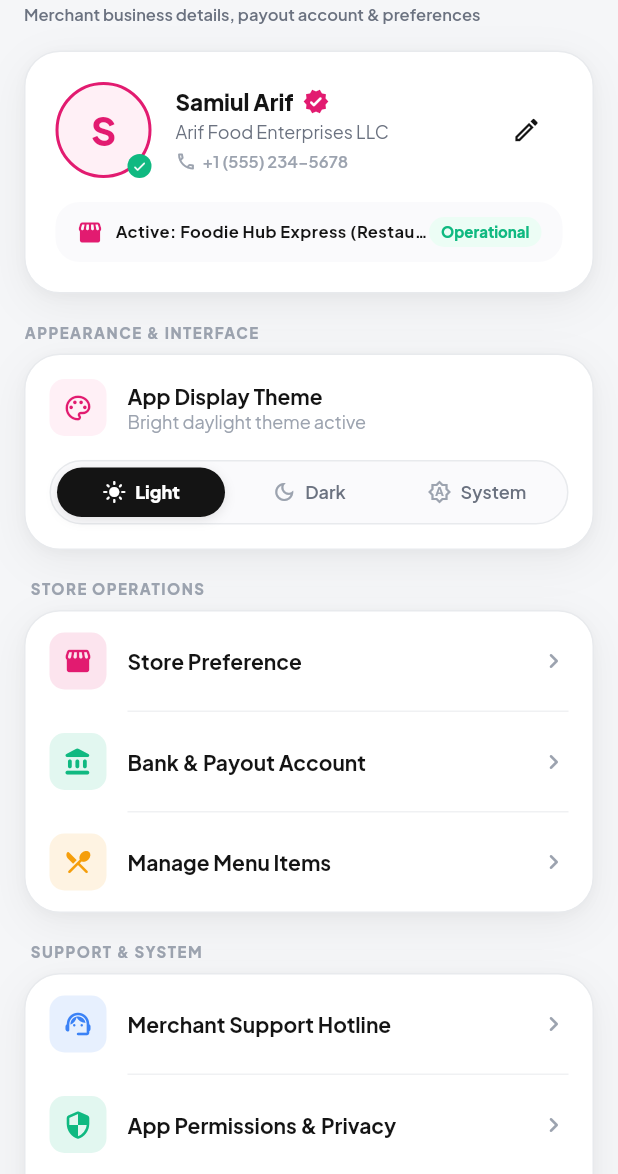
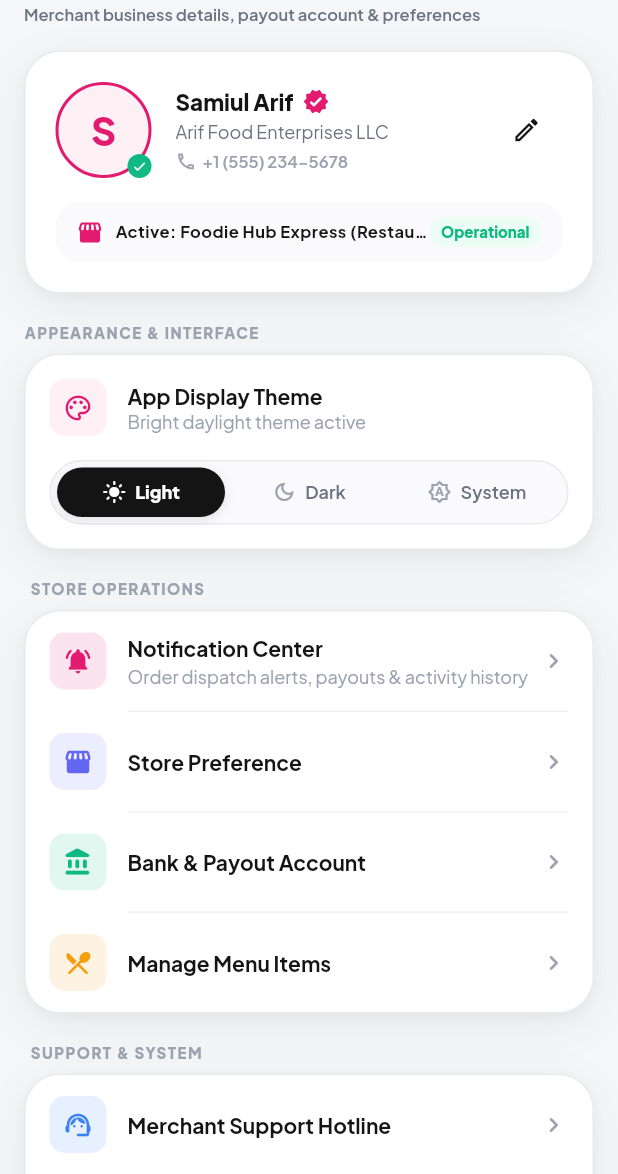
Before and after one commit to samiul-arif/VendorA, a Flutter app: the ProfileScreen screen opened by its route, after a tap on "Light", on a phone screen of 412 x 824 dp, the part 62-1236 px from its top. Run offline on Flutter 3.47's test engine with Material 3 defaults, Android fonts, the light colour scheme and no system bars; our stand-ins replace google_fonts, shared_preferences; accounts and stored records are empty; network calls fail.

Commit message:
feat: refine product card layout, add notification links, and synchronize shop open/close state

```diff
--- a/lib/features/dashboard/presentation/widgets/store_status_header.dart
+++ b/lib/features/dashboard/presentation/widgets/store_status_header.dart
@@ -9,7 +9,9 @@ import '../../../../features/notifications/presentation/controllers/notification
 import '../../../../features/notifications/domain/models/notification_type.dart';
 import '../../../../shared/components/app_toast.dart';
 
-// Top Store Header with Open/Closed Status Toggle & Shop Switcher (Screenshot 4 Matching)
+import '../../../../core/routing/app_routes.dart';
+
+// Top Store Header with Open/Closed Status Toggle, Notification Bell & Shop Switcher
 class StoreStatusHeader extends StatelessWidget {
   final VoidCallback onSwitchShopRequested;
 
@@ -25,9 +27,11 @@ class StoreStatusHeader extends StatelessWidget {
 
     final authController = context.watch<AuthController>();
     final shopController = context.watch<ShopController>();
+    final notifController = context.watch<NotificationController>();
 
     final shop = shopController.currentShop ?? authController.activeShop;
     final isStoreOpen = shop?.isOpen ?? true;
+    final unreadCount = notifController.unreadCount;
 
     // Display clean name without brackets if present for header
     final rawName = shop?.name ?? 'Foodie Hub Express';
@@ -76,15 +80,76 @@ class StoreStatusHeader extends StatelessWidget {
           ),
         ),
 
-        // Store Open/Close Toggle Pill Matching Screenshot 4 (Green #ECFDF5 with #10B981 dot)
+        // Right Actions: Notification Bell + Store Open/Close Toggle Pill
+        Row(
+          mainAxisSize: MainAxisSize.min,
+          children: [
+            // Notification Bell Icon Button (Left of Open/Close)
+            GestureDetector(
+              onTap: () {
+                Navigator.of(context).pushNamed(AppRoutes.notifications);
+              },
+              child: Container(
+                width: 38,
+                height: 38,
+                decoration: BoxDecoration(
+                  color: isDark ? const Color(0xFF1E242C) : Colors.white,
+                  borderRadius: AppRadius.full,
+                  border: Border.all(
+                    color: isDark ? AppColors.darkBorder : const Color(0xFFE5E7EB),
+                    width: 1.0,
+                  ),
+                  boxShadow: [
+                    BoxShadow(
+                      color: Colors.black.withValues(alpha: isDark ? 0.2 : 0.04),
+                      blurRadius: 6,
+                      offset: const Offset(0, 2),
+                    ),
+                  ],
+                ),
+                child: Stack(
+                  alignment: Alignment.center,
+                  children: [
+                    Icon(
+                      unreadCount > 0 ? Icons.notifications_active_rounded : Icons.notifications_none_rounded,
+                      size: 19,
+                      color: unreadCount > 0
+                          ? AppColors.primary
+                          : (isDark ? AppColors.textSecondaryDark : const Color(0xFF4B5563)),
+                    ),
+                    if (unreadCount > 0)
+                      Positioned(
+                        top: 7,
+                        right: 7,
+                        child: Container(
+                          width: 8,
+                          height: 8,
+                          decoration: BoxDecoration(
+                            color: AppColors.primary,
+                            shape: BoxShape.circle,
+                            border: Border.all(
+                              color: isDark ? const Color(0xFF1E242C) : Colors.white,
+                              width: 1.5,
+                            ),
+                          ),
+                        ),
+                      ),
+                  ],
+                ),
+              ),
+            ),
+
+            const SizedBox(width: 8),
+
+            // Store Open/Close Toggle Pill
             GestureDetector(
               onTap: () {
                 final nextStatus = !isStoreOpen;
-            shopController.toggleStoreStatus(nextStatus);
-            final notifController = context.read<NotificationController>();
+                shopController.toggleStoreStatus(nextStatus, authController: authController);
+                final notif = context.read<NotificationController>();
 
                 if (nextStatus) {
-              notifController.dispatchNotification(
+                  notif.dispatchNotification(
                     context,
                     title: 'Shop Opened',
                     message: 'Your kitchen is now accepting incoming orders.',
@@ -92,7 +157,7 @@ class StoreStatusHeader extends StatelessWidget {
                     toastVariant: AppToastVariant.success,
                   );
                 } else {
-              notifController.dispatchNotification(
+                  notif.dispatchNotification(
                     context,
                     title: 'Shop Closed / Paused',
                     message: 'Store marked offline. Incoming orders are paused.',
@@ -103,7 +168,7 @@ class StoreStatusHeader extends StatelessWidget {
               },
               child: AnimatedContainer(
                 duration: const Duration(milliseconds: 200),
-            padding: const EdgeInsets.symmetric(horizontal: 14, vertical: 7),
+                padding: const EdgeInsets.symmetric(horizontal: 13, vertical: 8),
                 decoration: BoxDecoration(
                   color: isStoreOpen
                       ? (isDark ? const Color(0xFF0F3A2E) : const Color(0xFFECFDF5))
@@ -125,7 +190,7 @@ class StoreStatusHeader extends StatelessWidget {
                         shape: BoxShape.circle,
                       ),
                     ),
-                const SizedBox(width: 6),
+                    const SizedBox(width: 5),
                     Text(
                       isStoreOpen ? 'Open' : 'Closed',
                       style: TextStyle(
@@ -139,6 +204,8 @@ class StoreStatusHeader extends StatelessWidget {
               ),
             ),
           ],
+        ),
+      ],
     );
   }
 }
--- a/lib/features/products/presentation/views/product_list_screen.dart
+++ b/lib/features/products/presentation/views/product_list_screen.dart
@@ -189,7 +189,7 @@ class _ProductListScreenState extends State<ProductListScreen> {
                               crossAxisCount: 2,
                               crossAxisSpacing: 10,
                               mainAxisSpacing: 10,
-                              childAspectRatio: 0.88,
+                              childAspectRatio: 0.80,
                             ),
                             itemBuilder: (context, index) {
                               final product = filteredProducts[index];
--- a/lib/features/products/presentation/widgets/product_card.dart
+++ b/lib/features/products/presentation/widgets/product_card.dart
@@ -5,7 +5,7 @@ import '../../../../core/utils/formatters.dart';
 import '../../../../shared/components/app_card.dart';
 import '../../domain/models/product_model.dart';
 
-// Product Card (Compact High Information Density Grid Item)
+// Product Card (Refined High-Density Grid Item matching arif.html visual rhythm)
 class ProductCard extends StatelessWidget {
   final ProductModel product;
   final ValueChanged<bool> onToggleAvailability;
@@ -35,12 +35,12 @@ class ProductCard extends StatelessWidget {
         crossAxisAlignment: CrossAxisAlignment.start,
         mainAxisSize: MainAxisSize.min,
         children: [
-          // Product Image with Badges & Edit Button
+          // Product Image with Badges & Edit Button (Taller 98px area)
           ClipRRect(
             borderRadius: BorderRadius.circular(12),
             child: Container(
               width: double.infinity,
-              height: 88,
+              height: 98,
               color: isDark ? const Color(0xFF232A34) : const Color(0xFFF3F4F6),
               child: Stack(
                 fit: StackFit.expand,
@@ -132,9 +132,9 @@ class ProductCard extends StatelessWidget {
             ),
           ),
 
-          const SizedBox(height: 5),
+          const SizedBox(height: 6),
 
-          // Title
+          // Title & Description
           GestureDetector(
             onTap: onEditTapped,
             child: Column(
@@ -151,7 +151,7 @@ class ProductCard extends StatelessWidget {
                   maxLines: 1,
                   overflow: TextOverflow.ellipsis,
                 ),
-                const SizedBox(height: 1),
+                const SizedBox(height: 2),
                 Text(
                   product.description.isNotEmpty ? product.description : 'Fresh kitchen specialty',
                   style: TextStyle(
@@ -165,17 +165,19 @@ class ProductCard extends StatelessWidget {
             ),
           ),
 
+          // Spacing before divider to improve description breathing room
+          const SizedBox(height: 6),
+
           // Subtle Horizontal Separator
-          Padding(
-            padding: const EdgeInsets.symmetric(vertical: 4.0),
-            child: Divider(
-              height: 1,
-              thickness: 0.8,
-              color: isDark ? AppColors.darkDivider : const Color(0xFFF3F4F6),
-            ),
+          Divider(
+            height: 1,
+            thickness: 0.8,
+            color: isDark ? AppColors.darkDivider : const Color(0xFFF3F4F6),
           ),
 
-          // Footer: Price & Stock Status Badge
+          const SizedBox(height: 6),
+
+          // Footer: Price & Stock Status Badge (Clean & Compact)
           Row(
             mainAxisAlignment: MainAxisAlignment.spaceBetween,
             crossAxisAlignment: CrossAxisAlignment.center,
--- a/lib/features/profile/presentation/views/profile_screen.dart
+++ b/lib/features/profile/presentation/views/profile_screen.dart
@@ -1,12 +1,14 @@
 import 'package:flutter/material.dart';
 import 'package:provider/provider.dart';
 import '../../../../core/theme/app_colors.dart';
+import '../../../../core/theme/app_radius.dart';
 import '../../../../core/theme/app_spacing.dart';
 import '../../../../core/theme/app_typography.dart';
 import '../../../../core/routing/app_routes.dart';
 import '../../../../shared/components/app_dialog.dart';
 import '../../../../shared/components/app_card.dart';
 import '../../../../shared/components/app_toast.dart';
+import '../../../notifications/presentation/controllers/notification_controller.dart';
 import '../../../auth/presentation/controllers/auth_controller.dart';
 import '../controllers/profile_controller.dart';
 import '../widgets/profile_header_card.dart';
@@ -62,6 +64,7 @@ class _ProfileScreenState extends State<ProfileScreen> {
     final theme = Theme.of(context);
     final isDark = theme.brightness == Brightness.dark;
     final authController = context.watch<AuthController>();
+    final notifController = context.watch<NotificationController>();
     final vendor = authController.vendor;
     final activeShop = authController.activeShop;
 
@@ -134,8 +137,34 @@ class _ProfileScreenState extends State<ProfileScreen> {
               title: 'Store Operations',
               items: [
                 SettingsTileItem(
+                  icon: Icons.notifications_active_rounded,
+                  iconColor: AppColors.primary,
+                  title: 'Notification Center',
+                  subtitle: 'Order dispatch alerts, payouts & activity history',
+                  trailing: notifController.unreadCount > 0
+                      ? Container(
+                          padding: const EdgeInsets.symmetric(horizontal: 8, vertical: 2),
+                          decoration: const BoxDecoration(
+                            color: AppColors.primary,
+                            borderRadius: AppRadius.full,
+                          ),
+                          child: Text(
+                            '${notifController.unreadCount} new',
+                            style: const TextStyle(
+                              color: Colors.white,
+                              fontSize: 10,
+                              fontWeight: FontWeight.w800,
+                            ),
+                          ),
+                        )
+                      : null,
+                  onTap: () {
+                    Navigator.of(context).pushNamed(AppRoutes.notifications);
+                  },
+                ),
+                SettingsTileItem(
                   icon: Icons.storefront_rounded,
-                  iconColor: AppColors.primary,
+                  iconColor: const Color(0xFF6366F1),
                   title: 'Store Preference',
                   onTap: () {
                     Navigator.of(context).push(
```
Also changed, not shown: lib/features/auth/presentation/controllers/auth_controller.dart (+14 -0 lines), lib/features/profile/presentation/views/shop_settings_screen.dart (+21 -1 lines), lib/features/shop/presentation/controllers/shop_controller.dart (+17 -9 lines). Lines whose indentation alone changed are shown as unchanged.
